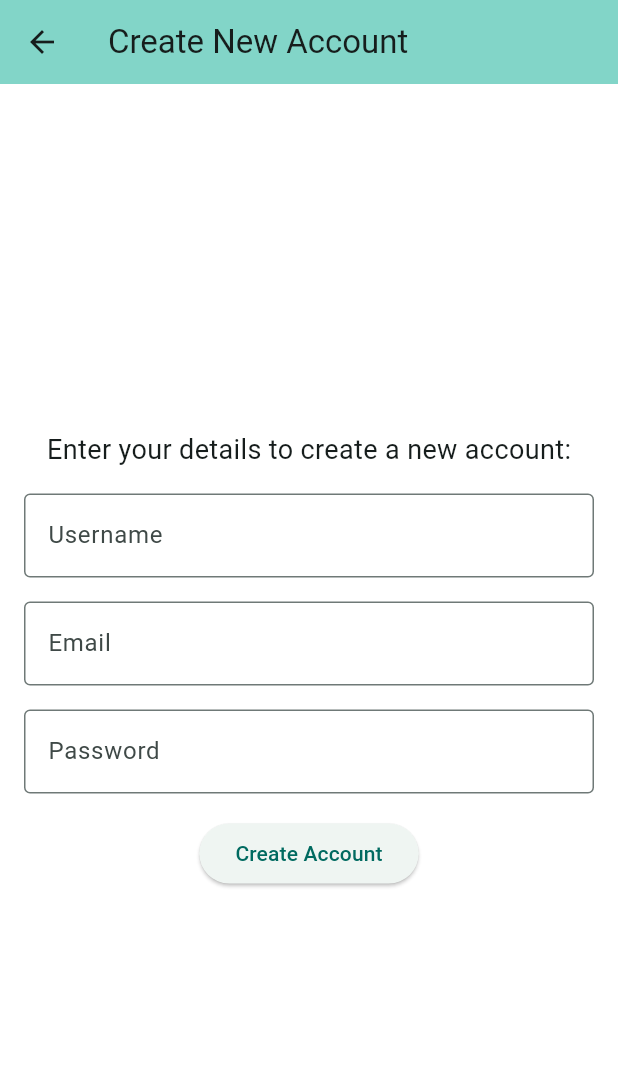
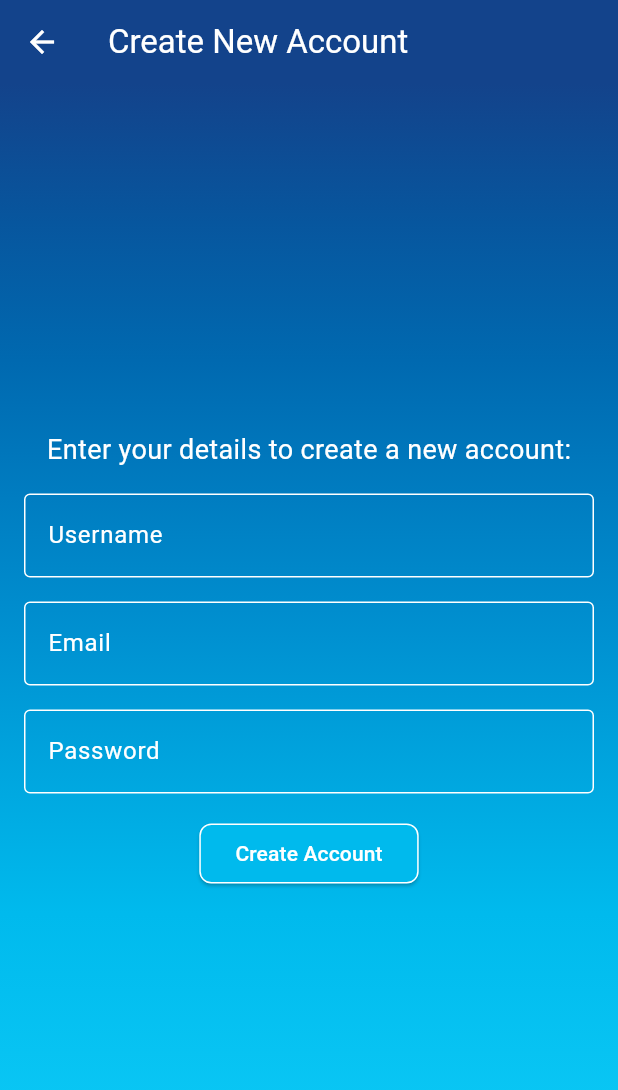
Before and after one commit to matthewyeo1/WanderWise, a Flutter app: the screen it shows after launch, after a tap on "Create Account", on a phone screen of 412 x 824 dp. Shown: the top 1090 px of the screen. Run offline on Flutter 3.47's test engine with Material 3 defaults, Android fonts, the phone set to English and light mode, and no system bars; our stand-ins replace firebase_auth, firebase_core; accounts and stored records are empty.

Commit message:
-modified: colour scheme of login, create account & forgot password page -added: colour gradient file

```diff
--- /dev/null
+++ b/ww_code/lib/aesthetics/colour_gradient.dart
@@ -0,0 +1,28 @@
+import 'package:flutter/material.dart';
+
+LinearGradient getAppGradient() {
+  return const LinearGradient(
+    begin: Alignment.topCenter,
+    end: Alignment.bottomCenter,
+    colors: [
+      Color(0xFF13438B), // Start color
+      Color(0xFF07569E),
+      Color(0xFF0069B0),
+      Color(0xFF007DC1),
+      Color(0xFF0091D1),
+      Color(0xFF00A6DF),
+      Color(0xFF00BAED),
+      Color(0xFF10CFF9), // End color
+    ],
+    stops: [
+      0.0,
+      0.12,
+      0.24,
+      0.36,
+      0.48,
+      0.60,
+      0.72,
+      1.0,
+    ],
+  );
+}
--- a/ww_code/lib/create_account.dart
+++ b/ww_code/lib/create_account.dart
@@ -1,7 +1,7 @@
 import 'package:flutter/material.dart';
 import 'package:firebase_auth/firebase_auth.dart';
 import 'utilities/utils.dart';
-
+import 'aesthetics/colour_gradient.dart';
 
 class CreateAccountPage extends StatelessWidget {
   const CreateAccountPage({super.key});
@@ -38,14 +38,16 @@ class CreateAccountPage extends StatelessWidget {
       if (!isValidPassword(password)) {
         ScaffoldMessenger.of(context).showSnackBar(
           const SnackBar(
-            content: Text('Password must be between 12-20 characters and must contain at least one special character.'),
+            content: Text(
+                'Password must be between 12-20 characters and must contain at least one special character.'),
           ),
         );
         return;
       }
 
       try {
-        UserCredential userCredential = await FirebaseAuth.instance.createUserWithEmailAndPassword(
+        UserCredential userCredential =
+            await FirebaseAuth.instance.createUserWithEmailAndPassword(
           email: email,
           password: password,
         );
@@ -67,11 +69,16 @@ class CreateAccountPage extends StatelessWidget {
 
     return Scaffold(
       appBar: AppBar(
-        backgroundColor: Theme.of(context).colorScheme.inversePrimary,
+        backgroundColor: const Color(0xFF13438B),
         title: const Text('Create New Account'),
+        elevation: 0,
       ),
-      backgroundColor: Colors.white,
-      body: Center(
+      backgroundColor: Colors.transparent,
+      body: Container(
+        decoration: BoxDecoration(
+          gradient: getAppGradient(),
+        ),
+        child: Center(
           child: Padding(
             padding: const EdgeInsets.all(16.0),
             child: Column(
@@ -79,29 +86,59 @@ class CreateAccountPage extends StatelessWidget {
               children: <Widget>[
                 const Text(
                   'Enter your details to create a new account:',
-                style: TextStyle(fontSize: 18),
+                  style: TextStyle(fontSize: 18, color: Colors.white),
                 ),
                 const SizedBox(height: 16),
                 TextField(
                   controller: usernameController,
+                  style: const TextStyle(color: Colors.white),
                   decoration: const InputDecoration(
                     labelText: 'Username',
+                    labelStyle: TextStyle(color: Colors.white), // Label color
+                    enabledBorder: OutlineInputBorder(
+                      borderSide:
+                          BorderSide(color: Colors.white), // Border color
+                    ),
+                    focusedBorder: OutlineInputBorder(
+                      borderSide:
+                          BorderSide(color: Colors.white), // Border color
+                    ),
                     border: OutlineInputBorder(),
                   ),
                 ),
                 const SizedBox(height: 16),
                 TextField(
                   controller: emailController,
+                  style: const TextStyle(color: Colors.white), // Text color
                   decoration: const InputDecoration(
                     labelText: 'Email',
+                    labelStyle: TextStyle(color: Colors.white), // Label color
+                    enabledBorder: OutlineInputBorder(
+                      borderSide:
+                          BorderSide(color: Colors.white), // Border color
+                    ),
+                    focusedBorder: OutlineInputBorder(
+                      borderSide:
+                          BorderSide(color: Colors.white), // Border color
+                    ),
                     border: OutlineInputBorder(),
                   ),
                 ),
                 const SizedBox(height: 16),
                 TextField(
                   controller: passwordController,
+                  style: const TextStyle(color: Colors.white), // Text color
                   decoration: const InputDecoration(
                     labelText: 'Password',
+                    labelStyle: TextStyle(color: Colors.white), // Label color
+                    enabledBorder: OutlineInputBorder(
+                      borderSide:
+                          BorderSide(color: Colors.white), // Border color
+                    ),
+                    focusedBorder: OutlineInputBorder(
+                      borderSide:
+                          BorderSide(color: Colors.white), // Border color
+                    ),
                     border: OutlineInputBorder(),
                   ),
                   obscureText: true,
@@ -109,9 +146,18 @@ class CreateAccountPage extends StatelessWidget {
                 const SizedBox(height: 16),
                 ElevatedButton(
                   onPressed: createAccount,
-                child: const Text('Create Account'),
+                  style: ElevatedButton.styleFrom(
+                    backgroundColor: const Color(0xFF00BAED),
+                    side: const BorderSide(color: Colors.white),
+                    shape: RoundedRectangleBorder(
+                      borderRadius: BorderRadius.circular(8),
+                    ),
+                  ),
+                  child: const Text('Create Account',
+                      style: TextStyle(color: Colors.white)),
                 ),
               ],
+            ),
           ),
         ),
       ),
--- a/ww_code/lib/forgot_password.dart
+++ b/ww_code/lib/forgot_password.dart
@@ -1,5 +1,6 @@
 import 'package:flutter/material.dart';
 import 'package:firebase_auth/firebase_auth.dart';
+import 'aesthetics/colour_gradient.dart';
 
 bool _isValidEmail(String email) {
   return RegExp(r'^[\w-\.]+@([\w-]+\.)+[\w-]{2,4}$').hasMatch(email);
@@ -47,11 +48,16 @@ class _ForgotPasswordPageState extends State<ForgotPasswordPage> {
   Widget build(BuildContext context) {
     return Scaffold(
       appBar: AppBar(
-        backgroundColor: Theme.of(context).colorScheme.inversePrimary,
+        backgroundColor: const Color(0xFF13438B),
         title: const Text('Forgot Password'),
+        elevation: 0, // Remove the shadow
       ),
-      backgroundColor: Colors.white,
-      body: Center(
+      backgroundColor: Colors.transparent,
+      body: Container(
+        decoration: BoxDecoration(
+          gradient: getAppGradient(),
+        ),
+        child: Center(
           child: Padding(
             padding: const EdgeInsets.all(16.0),
             child: Column(
@@ -59,22 +65,41 @@ class _ForgotPasswordPageState extends State<ForgotPasswordPage> {
               children: <Widget>[
                 const Text(
                   'Enter your email to reset your password:',
-                style: TextStyle(fontSize: 18),
+                  style: TextStyle(fontSize: 18, color: Colors.white),
                 ),
                 const SizedBox(height: 16),
                 TextField(
                   controller: emailController,
+                  style: const TextStyle(color: Colors.white), // Text color
                   decoration: const InputDecoration(
                     labelText: 'Email',
+                    labelStyle: TextStyle(color: Colors.white), // Label color
+                    enabledBorder: OutlineInputBorder(
+                      borderSide:
+                          BorderSide(color: Colors.white), // Border color
+                    ),
+                    focusedBorder: OutlineInputBorder(
+                      borderSide:
+                          BorderSide(color: Colors.white), // Border color
+                    ),
                     border: OutlineInputBorder(),
                   ),
                 ),
                 const SizedBox(height: 16),
                 ElevatedButton(
                   onPressed: resetPassword,
-                child: const Text('Reset Password'),
+                  style: ElevatedButton.styleFrom(
+                    backgroundColor: const Color(0xFF00A6DF),
+                    side: const BorderSide(color: Colors.white),
+                    shape: RoundedRectangleBorder(
+                      borderRadius: BorderRadius.circular(8),
+                    ),
+                  ),
+                  child: const Text('Reset Password',
+                      style: TextStyle(color: Colors.white)),
                 ),
               ],
+            ),
           ),
         ),
       ),
--- a/ww_code/lib/login_screen.dart
+++ b/ww_code/lib/login_screen.dart
@@ -5,7 +5,7 @@ import 'menu_page.dart';
 import 'forgot_password.dart';
 import 'create_account.dart';
 import 'utilities/utils.dart';
-
+import 'aesthetics/colour_gradient.dart';
 
 class MyHomePage extends StatefulWidget {
   const MyHomePage({super.key, required this.title});
@@ -43,7 +43,8 @@ class _MyHomePageState extends State<MyHomePage> {
 
   void _toggleLoginButtonVisibility() {
     setState(() {
-      _isLoginButtonVisible = !(_emailFocusNode.hasFocus || _passwordFocusNode.hasFocus);
+      _isLoginButtonVisible =
+          !(_emailFocusNode.hasFocus || _passwordFocusNode.hasFocus);
     });
   }
 
@@ -99,22 +100,22 @@ class _MyHomePageState extends State<MyHomePage> {
   @override
   Widget build(BuildContext context) {
     return Scaffold(
-      appBar: AppBar(
-        backgroundColor: Theme.of(context).colorScheme.inversePrimary,
-        title: Text(widget.title),
+      backgroundColor: Colors.transparent,
+      body: Container(
+        decoration: BoxDecoration(
+          gradient: getAppGradient(),
         ),
-      backgroundColor: Colors.white,
-      body: Padding(
+        child: Padding(
           padding: const EdgeInsets.all(16.0),
           child: Column(
             mainAxisAlignment: MainAxisAlignment.center,
             children: <Widget>[
               // Add the logo here
-            Image.asset('images/logo.png'),
-            const SizedBox(height: 16), // Space between logo and text
+
+              const SizedBox(height: 16),
               const Text(
                 'Sign-in with your email & password:',
-              style: TextStyle(fontSize: 18),
+                style: TextStyle(fontSize: 18, color: Colors.white),
               ),
               const SizedBox(height: 16),
               Flexible(
@@ -123,7 +124,16 @@ class _MyHomePageState extends State<MyHomePage> {
                   focusNode: _emailFocusNode,
                   decoration: const InputDecoration(
                     labelText: 'Email',
-                  border: OutlineInputBorder(),
+                    border: OutlineInputBorder(
+                      borderSide: BorderSide(color: Colors.white),
+                    ),
+                    focusedBorder: OutlineInputBorder(
+                      borderSide: BorderSide(color: Colors.white),
+                    ),
+                    enabledBorder: OutlineInputBorder(
+                      borderSide: BorderSide(color: Colors.white),
+                    ),
+                    labelStyle: TextStyle(color: Colors.white),
                   ),
                 ),
               ),
@@ -134,7 +144,16 @@ class _MyHomePageState extends State<MyHomePage> {
                   focusNode: _passwordFocusNode,
                   decoration: const InputDecoration(
                     labelText: 'Password',
-                  border: OutlineInputBorder(),
+                    border: OutlineInputBorder(
+                      borderSide: BorderSide(color: Colors.white),
+                    ),
+                    focusedBorder: OutlineInputBorder(
+                      borderSide: BorderSide(color: Colors.white),
+                    ),
+                    enabledBorder: OutlineInputBorder(
+                      borderSide: BorderSide(color: Colors.white),
+                    ),
+                    labelStyle: TextStyle(color: Colors.white),
                   ),
                   obscureText: true,
                 ),
@@ -145,15 +164,22 @@ class _MyHomePageState extends State<MyHomePage> {
                 children: [
                   TextButton(
                     onPressed: () => _navigateToForgotPassword(context),
-                  child: const Text('Forgot Password?'),
+                    child: const Text(
+                      'Forgot Password?',
+                      style: TextStyle(color: Colors.white),
+                    ),
                   ),
                   TextButton(
                     onPressed: () => _navigateToCreateAccount(context),
-                  child: const Text('Create Account'),
+                    child: const Text(
+                      'Create Account',
+                      style: TextStyle(color: Colors.white),
+                    ),
                   ),
                 ],
               ),
             ],
+          ),
         ),
       ),
       floatingActionButton: Visibility(
@@ -164,10 +190,22 @@ class _MyHomePageState extends State<MyHomePage> {
             FloatingActionButton(
               tooltip: 'Login',
               onPressed: _login,
-              child: const Icon(Icons.login),
+              backgroundColor: Colors.transparent,
+              foregroundColor: Colors.white, // Outline color
+              elevation: 0, // Remove shadow
+              child: const Column(
+                mainAxisAlignment: MainAxisAlignment.center,
+                children: [
+                  Icon(Icons.login),
+                  SizedBox(height: 4),
+                  Text(
+                    'Login',
+                    style: TextStyle(
+                        fontSize: 12), // Customize text size if needed
                   ),
-            const SizedBox(height: 8),
-            const Text('Login'),
+                ],
+              ),
+            ),
           ],
         ),
       ),
--- a/ww_code/lib/main.dart
+++ b/ww_code/lib/main.dart
@@ -2,6 +2,7 @@ import 'package:flutter/material.dart';
 import 'package:logging/logging.dart';
 import 'package:firebase_core/firebase_core.dart';
 import 'login_screen.dart';
+
 
 void main() async {
   _setupLogging();
@@ -27,8 +28,17 @@ class MyApp extends StatelessWidget {
     return MaterialApp(
       title: 'WanderWise App',
       theme: ThemeData(
-        colorScheme: ColorScheme.fromSeed(seedColor: Colors.teal),
-        useMaterial3: true,
+        primarySwatch: Colors.blue,
+        scaffoldBackgroundColor: Colors.transparent,
+        canvasColor: Colors.transparent,
+        appBarTheme: const AppBarTheme(
+          backgroundColor: Colors.transparent,
+          foregroundColor: Colors.white,
+        ),
+        textTheme: const TextTheme(
+          bodyLarge: TextStyle(color: Colors.white),
+          headlineLarge: TextStyle(color: Colors.white),
+        ),
       ),
       home: const MyHomePage(title: 'Login'),
       debugShowCheckedModeBanner: false,
```
Lines whose indentation alone changed are shown as unchanged.
